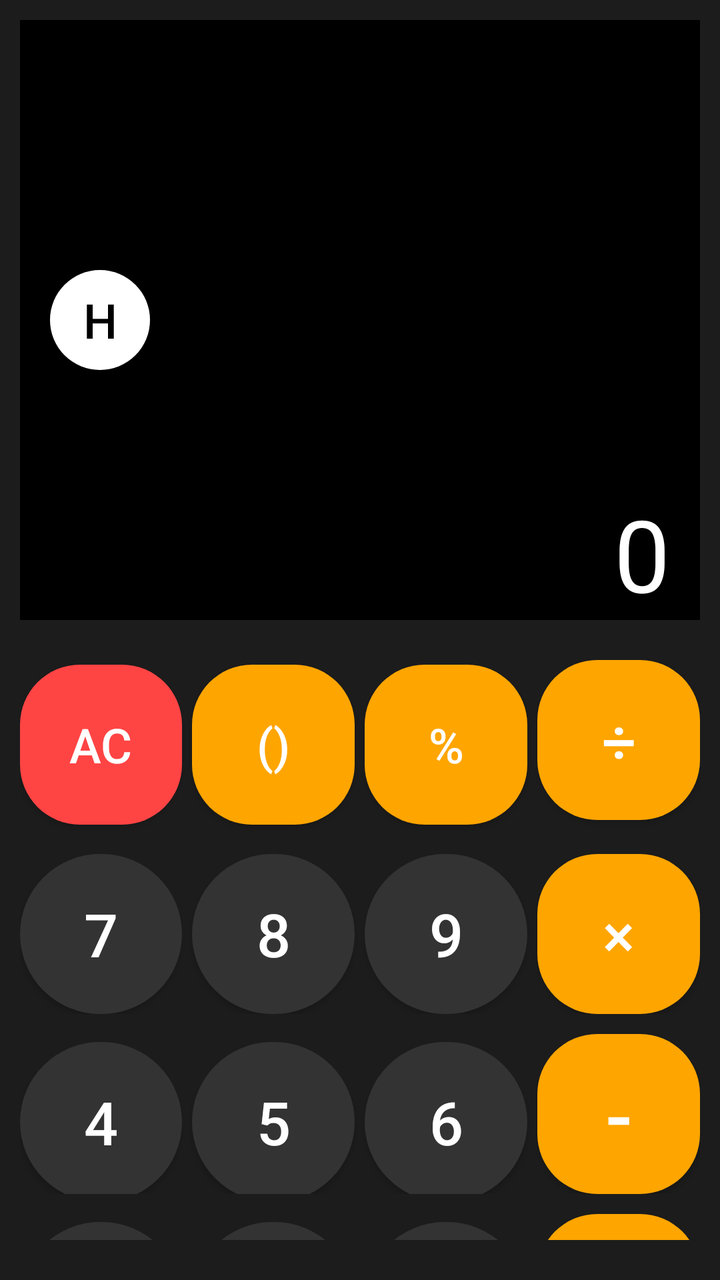
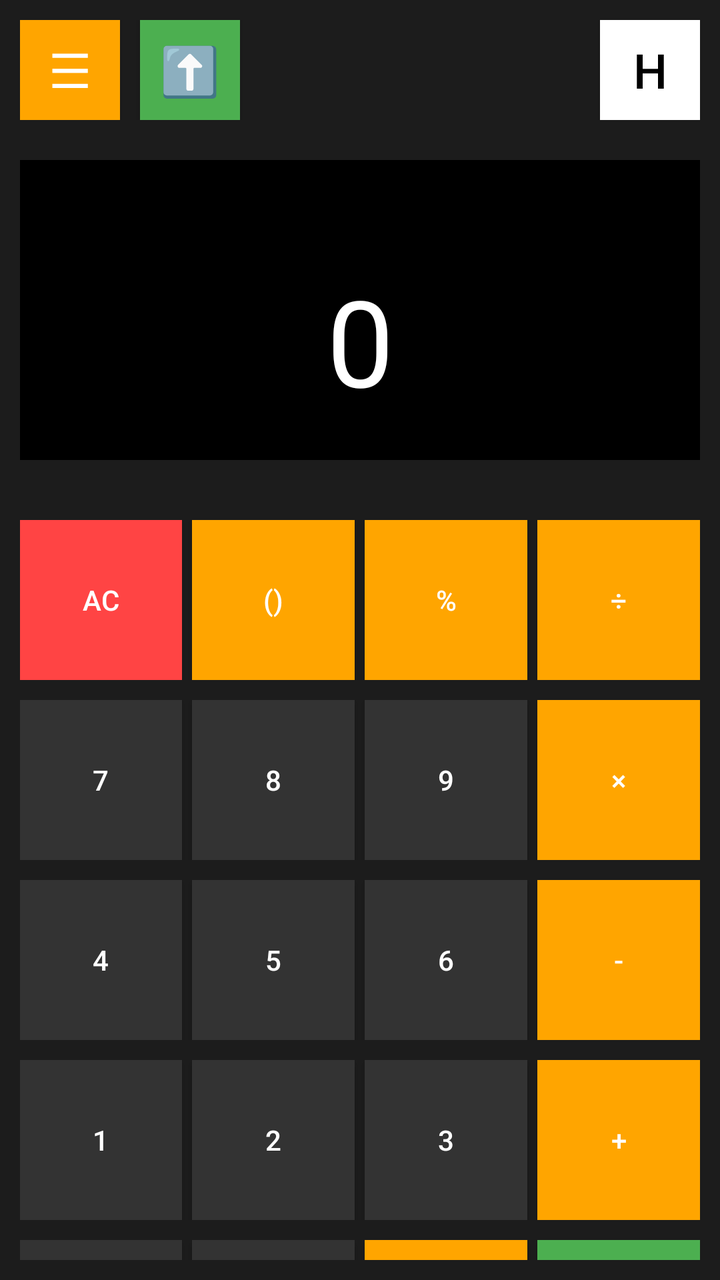

Two renders of the same Android screen: before a commit and after it. Below are the layout's source before the change and the commit's diff.
<!-- AndroidManifest.xml: application theme Theme.Calculatorpro -->
<!-- res/layout/activity_main.xml -->
<?xml version="1.0" encoding="utf-8"?>
<LinearLayout xmlns:android="http://schemas.android.com/apk/res/android"
    android:layout_width="match_parent"
    android:layout_height="match_parent"
    android:orientation="vertical"
    android:padding="10dp"
    android:background="#1C1C1C">

    
    <LinearLayout
        android:layout_width="match_parent"
        android:layout_height="300dp"
        android:orientation="horizontal"
        android:background="#000000"
        android:gravity="right|bottom"
        android:layout_marginBottom="20dp"
        android:paddingLeft="15dp"
        android:paddingRight="15dp">

        <Button
            android:id="@+id/btnHistory"
            android:layout_width="50dp"
            android:layout_height="50dp"
            android:text="H"
            android:textSize="24sp"
            android:textColor="#000000"
            android:background="@drawable/circle_history_white"
            android:layout_gravity="center_vertical"/>

        <View
            android:layout_width="0dp"
            android:layout_height="match_parent"
            android:layout_weight="1"/>

        <TextView
            android:id="@+id/display"
            android:layout_width="wrap_content"
            android:layout_height="wrap_content"
            android:text="0"
            android:textSize="50sp"
            android:textColor="#FFFFFF"
            android:gravity="right|center_vertical"/>
    </LinearLayout>

    
    <LinearLayout
        android:layout_width="match_parent"
        android:layout_height="87dp"
        android:layout_marginBottom="10dp"
        android:orientation="horizontal">

        <Button
            android:id="@+id/btnAC"
            android:layout_width="0dp"
            android:layout_height="80dp"
            android:layout_marginEnd="5dp"
            android:layout_weight="1"
            android:background="@drawable/round_button_red"
            android:text="AC"
            android:textColor="#FFFFFF"
            android:textSize="24sp" />

        <Button
            android:id="@+id/btnBracket"
            android:layout_width="0dp"
            android:layout_height="80dp"
            android:layout_marginEnd="5dp"
            android:layout_weight="1"
            android:background="@drawable/round_button_orange"
            android:text="()"
            android:textColor="#FFFFFF"
            android:textSize="24sp" />

        <Button
            android:id="@+id/btnPercent"
            android:layout_width="0dp"
            android:layout_height="80dp"
            android:layout_marginEnd="5dp"
            android:layout_weight="1"
            android:background="@drawable/round_button_orange"
            android:text="%"
            android:textColor="#FFFFFF"
            android:textSize="24sp" />

        <Button
            android:id="@+id/btnDivide"
            android:layout_width="0dp"
            android:layout_height="80dp"
            android:layout_weight="1"
            android:background="@drawable/round_button_orange"
            android:text="÷"
            android:textColor="#FFFFFF"
            android:textSize="30sp" />
    </LinearLayout>

    
    <LinearLayout
        android:layout_width="match_parent"
        android:layout_height="wrap_content"
        android:orientation="horizontal"
        android:layout_marginBottom="10dp">

        <Button
            android:id="@+id/btn7"
            android:layout_width="0dp"
            android:layout_height="80dp"
            android:layout_weight="1"
            android:text="7"
            android:textSize="30sp"
            android:textColor="#FFFFFF"
            android:background="@drawable/round_button_gray"
            android:layout_marginEnd="5dp"/>

        <Button
            android:id="@+id/btn8"
            android:layout_width="0dp"
            android:layout_height="80dp"
            android:layout_weight="1"
            android:text="8"
            android:textSize="30sp"
            android:textColor="#FFFFFF"
            android:background="@drawable/round_button_gray"
            android:layout_marginEnd="5dp"/>

        <Button
            android:id="@+id/btn9"
            android:layout_width="0dp"
            android:layout_height="80dp"
            android:layout_weight="1"
            android:text="9"
            android:textSize="30sp"
            android:textColor="#FFFFFF"
            android:background="@drawable/round_button_gray"
            android:layout_marginEnd="5dp"/>

        <Button
            android:id="@+id/btnMultiply"
            android:layout_width="0dp"
            android:layout_height="80dp"
            android:layout_weight="1"
            android:text="×"
            android:textSize="30sp"
            android:textColor="#FFFFFF"
            android:background="@drawable/round_button_orange"/>
    </LinearLayout>

    
    <LinearLayout
        android:layout_width="match_parent"
        android:layout_height="wrap_content"
        android:orientation="horizontal"
        android:layout_marginBottom="10dp">

        <Button
            android:id="@+id/btn4"
            android:layout_width="0dp"
            android:layout_height="80dp"
            android:layout_weight="1"
            android:text="4"
            android:textSize="30sp"
            android:textColor="#FFFFFF"
            android:background="@drawable/round_button_gray"
            android:layout_marginEnd="5dp"/>

        <Button
            android:id="@+id/btn5"
            android:layout_width="0dp"
            android:layout_height="80dp"
            android:layout_weight="1"
            android:text="5"
            android:textSize="30sp"
            android:textColor="#FFFFFF"
            android:background="@drawable/round_button_gray"
            android:layout_marginEnd="5dp"/>

        <Button
            android:id="@+id/btn6"
            android:layout_width="0dp"
            android:layout_height="80dp"
            android:layout_weight="1"
            android:text="6"
            android:textSize="30sp"
            android:textColor="#FFFFFF"
            android:background="@drawable/round_button_gray"
            android:layout_marginEnd="5dp"/>

        <Button
            android:id="@+id/btnSubtract"
            android:layout_width="0dp"
            android:layout_height="80dp"
            android:layout_weight="1"
            android:text="-"
            android:textSize="40sp"
            android:textColor="#FFFFFF"
            android:background="@drawable/round_button_orange"/>
    </LinearLayout>

    
    <LinearLayout
        android:layout_width="match_parent"
        android:layout_height="wrap_content"
        android:orientation="horizontal"
        android:layout_marginBottom="10dp">

        <Button
            android:id="@+id/btn1"
            android:layout_width="0dp"
            android:layout_height="80dp"
            android:layout_weight="1"
            android:text="1"
            android:textSize="30sp"
            android:textColor="#FFFFFF"
            android:background="@drawable/round_button_gray"
            android:layout_marginEnd="5dp"/>

        <Button
            android:id="@+id/btn2"
            android:layout_width="0dp"
            android:layout_height="80dp"
            android:layout_weight="1"
            android:text="2"
            android:textSize="30sp"
            android:textColor="#FFFFFF"
            android:background="@drawable/round_button_gray"
            android:layout_marginEnd="5dp"/>

        <Button
            android:id="@+id/btn3"
            android:layout_width="0dp"
            android:layout_height="80dp"
            android:layout_weight="1"
            android:text="3"
            android:textSize="30sp"
            android:textColor="#FFFFFF"
            android:background="@drawable/round_button_gray"
            android:layout_marginEnd="5dp"/>

        <Button
            android:id="@+id/btnAdd"
            android:layout_width="0dp"
            android:layout_height="80dp"
            android:layout_weight="1"
            android:text="+"
            android:textSize="40sp"
            android:textColor="#FFFFFF"
            android:background="@drawable/round_button_orange"/>
    </LinearLayout>

    
    <LinearLayout
        android:layout_width="match_parent"
        android:layout_height="wrap_content"
        android:orientation="horizontal">

        <Button
            android:id="@+id/btn0"
            android:layout_width="0dp"
            android:layout_height="80dp"
            android:layout_weight="1"
            android:text="0"
            android:textSize="30sp"
            android:textColor="#FFFFFF"
            android:background="@drawable/round_button_gray"
            android:layout_marginEnd="5dp"/>

        <Button
            android:id="@+id/btnDot"
            android:layout_width="0dp"
            android:layout_height="80dp"
            android:layout_weight="1"
            android:text="."
            android:textSize="40sp"
            android:textColor="#FFFFFF"
            android:background="@drawable/round_button_gray"
            android:layout_marginEnd="5dp"/>

        <Button
            android:id="@+id/btnBackspace"
            android:layout_width="0dp"
            android:layout_height="80dp"
            android:layout_weight="1"
            android:text="⌫"
            android:textSize="30sp"
            android:textColor="#FFFFFF"
            android:background="@drawable/round_button_orange"
            android:layout_marginEnd="5dp"/>

        <Button
            android:id="@+id/btnEquals"
            android:layout_width="0dp"
            android:layout_height="80dp"
            android:layout_weight="1"
            android:text="="
            android:textSize="40sp"
            android:textColor="#FFFFFF"
            android:background="@drawable/round_button_green"/>
    </LinearLayout>

</LinearLayout>
<!-- resources referenced by this layout -->
<resources>
  <!-- drawable circle_history_white (drawable) -->
  <?xml version="1.0" encoding="utf-8"?>
  <shape xmlns:android="http://schemas.android.com/apk/res/android"
      android:shape="oval">
      <solid android:color="#FFFFFF" />
      <size android:width="50dp" android:height="50dp" />
  </shape>
  <!-- drawable round_button_gray (drawable) -->
  <?xml version="1.0" encoding="utf-8"?>
  <shape xmlns:android="http://schemas.android.com/apk/res/android">
      <solid android:color="#333333" />
      <corners android:radius="50dp" />
  </shape>
  <!-- drawable round_button_green (drawable) -->
  <?xml version="1.0" encoding="utf-8"?>
  <shape xmlns:android="http://schemas.android.com/apk/res/android">
      <solid android:color="#4CAF50" />
      <corners android:radius="30dp" />
  </shape>
  <!-- drawable round_button_orange (drawable) -->
  <?xml version="1.0" encoding="utf-8"?>
  <shape xmlns:android="http://schemas.android.com/apk/res/android">
      <solid android:color="#FFA500" />
      <corners android:radius="30dp" />
  </shape>
  <!-- drawable round_button_red (drawable) -->
  <?xml version="1.0" encoding="utf-8"?>
  <shape xmlns:android="http://schemas.android.com/apk/res/android">
      <solid android:color="#FF4444" />
      <corners android:radius="30dp" />
  </shape>
  <style name="Theme.Calculatorpro" parent="Base.Theme.Calculatorpro" />
  <style name="Base.Theme.Calculatorpro" parent="Theme.Material3.DayNight.NoActionBar">
          
          
      </style>
</resources>

<!-- the commit's change to res/layout/activity_main.xml (unified diff, before → after) -->
@@ -9,13 +9,35 @@
     
     <LinearLayout
         android:layout_width="match_parent"
-        android:layout_height="300dp"
+        android:layout_height="wrap_content"
         android:orientation="horizontal"
-        android:background="#000000"
-        android:gravity="right|bottom"
         android:layout_marginBottom="20dp"
-        android:paddingLeft="15dp"
-        android:paddingRight="15dp">
+        android:gravity="center_vertical">
+
+        <Button
+            android:id="@+id/btnMenu"
+            android:layout_width="50dp"
+            android:layout_height="50dp"
+            android:text="☰"
+            android:textSize="24sp"
+            android:textColor="#FFFFFF"
+            android:background="#FFA500"
+            android:layout_marginEnd="10dp"/>
+
+        <Button
+            android:id="@+id/btnScientific"
+            android:layout_width="50dp"
+            android:layout_height="50dp"
+            android:text="⬆️"
+            android:textSize="24sp"
+            android:textColor="#FFFFFF"
+            android:background="#4CAF50"
+            android:layout_marginEnd="10dp"/>
+
+        <View
+            android:layout_width="0dp"
+            android:layout_height="match_parent"
+            android:layout_weight="1"/>
 
         <Button
             android:id="@+id/btnHistory"
@@ -24,276 +46,87 @@
             android:text="H"
             android:textSize="24sp"
             android:textColor="#000000"
-            android:background="@drawable/circle_history_white"
-            android:layout_gravity="center_vertical"/>
-
-        <View
-            android:layout_width="0dp"
-            android:layout_height="match_parent"
-            android:layout_weight="1"/>
-
-        <TextView
-            android:id="@+id/display"
-            android:layout_width="wrap_content"
-            android:layout_height="wrap_content"
-            android:text="0"
-            android:textSize="50sp"
-            android:textColor="#FFFFFF"
-            android:gravity="right|center_vertical"/>
+            android:background="#FFFFFF"/>
     </LinearLayout>
 
     
-    <LinearLayout
+    <TextView
+        android:id="@+id/display"
         android:layout_width="match_parent"
-        android:layout_height="87dp"
-        android:layout_marginBottom="10dp"
-        android:orientation="horizontal">
-
-        <Button
-            android:id="@+id/btnAC"
-            android:layout_width="0dp"
-            android:layout_height="80dp"
-            android:layout_marginEnd="5dp"
-            android:layout_weight="1"
-            android:background="@drawable/round_button_red"
-            android:text="AC"
-            android:textColor="#FFFFFF"
-            android:textSize="24sp" />
-
-        <Button
-            android:id="@+id/btnBracket"
-            android:layout_width="0dp"
-            android:layout_height="80dp"
-            android:layout_marginEnd="5dp"
-            android:layout_weight="1"
-            android:background="@drawable/round_button_orange"
-            android:text="()"
-            android:textColor="#FFFFFF"
-            android:textSize="24sp" />
-
-        <Button
-            android:id="@+id/btnPercent"
-            android:layout_width="0dp"
-            android:layout_height="80dp"
-            android:layout_marginEnd="5dp"
-            android:layout_weight="1"
-            android:background="@drawable/round_button_orange"
-            android:text="%"
-            android:textColor="#FFFFFF"
-            android:textSize="24sp" />
-
-        <Button
-            android:id="@+id/btnDivide"
-            android:layout_width="0dp"
-            android:layout_height="80dp"
-            android:layout_weight="1"
-            android:background="@drawable/round_button_orange"
-            android:text="÷"
-            android:textColor="#FFFFFF"
-            android:textSize="30sp" />
-    </LinearLayout>
+        android:layout_height="150dp"
+        android:text="0"
+        android:textSize="60sp"
+        android:textColor="#FFFFFF"
+        android:gravity="center|bottom"
+        android:padding="20dp"
+        android:background="#000000"
+        android:layout_marginBottom="30dp"/>
 
     
     <LinearLayout
         android:layout_width="match_parent"
         android:layout_height="wrap_content"
-        android:orientation="horizontal"
-        android:layout_marginBottom="10dp">
+        android:orientation="vertical">
 
-        <Button
-            android:id="@+id/btn7"
-            android:layout_width="0dp"
-            android:layout_height="80dp"
-            android:layout_weight="1"
-            android:text="7"
-            android:textSize="30sp"
-            android:textColor="#FFFFFF"
-            android:background="@drawable/round_button_gray"
-            android:layout_marginEnd="5dp"/>
+        
+        <LinearLayout
+            android:layout_width="match_parent"
+            android:layout_height="wrap_content"
+            android:orientation="horizontal"
+            android:layout_marginBottom="10dp">
+            <Button android:id="@+id/btnAC" android:layout_width="0dp" android:layout_height="80dp" android:layout_weight="1" android:text="AC" android:textColor="#FFFFFF" android:background="#FF4444" android:layout_marginEnd="5dp"/>
+            <Button android:id="@+id/btnBracket" android:layout_width="0dp" android:layout_height="80dp" android:layout_weight="1" android:text="()" android:textColor="#FFFFFF" android:background="#FFA500" android:layout_marginEnd="5dp"/>
+            <Button android:id="@+id/btnPercent" android:layout_width="0dp" android:layout_height="80dp" android:layout_weight="1" android:text="%" android:textColor="#FFFFFF" android:background="#FFA500" android:layout_marginEnd="5dp"/>
+            <Button android:id="@+id/btnDivide" android:layout_width="0dp" android:layout_height="80dp" android:layout_weight="1" android:text="÷" android:textColor="#FFFFFF" android:background="#FFA500"/>
+        </LinearLayout>
 
-        <Button
-            android:id="@+id/btn8"
-            android:layout_width="0dp"
-            android:layout_height="80dp"
-            android:layout_weight="1"
-            android:text="8"
-            android:textSize="30sp"
-            android:textColor="#FFFFFF"
-            android:background="@drawable/round_button_gray"
-            android:layout_marginEnd="5dp"/>
+        
+        <LinearLayout
+            android:layout_width="match_parent"
+            android:layout_height="wrap_content"
+            android:orientation="horizontal"
+            android:layout_marginBottom="10dp">
+            <Button android:id="@+id/btn7" android:layout_width="0dp" android:layout_height="80dp" android:layout_weight="1" android:text="7" android:textColor="#FFFFFF" android:background="#333333" android:layout_marginEnd="5dp"/>
+            <Button android:id="@+id/btn8" android:layout_width="0dp" android:layout_height="80dp" android:layout_weight="1" android:text="8" android:textColor="#FFFFFF" android:background="#333333" android:layout_marginEnd="5dp"/>
+            <Button android:id="@+id/btn9" android:layout_width="0dp" android:layout_height="80dp" android:layout_weight="1" android:text="9" android:textColor="#FFFFFF" android:background="#333333" android:layout_marginEnd="5dp"/>
+            <Button android:id="@+id/btnMultiply" android:layout_width="0dp" android:layout_height="80dp" android:layout_weight="1" android:text="×" android:textColor="#FFFFFF" android:background="#FFA500"/>
+        </LinearLayout>
 
-        <Button
-            android:id="@+id/btn9"
-            android:layout_width="0dp"
-            android:layout_height="80dp"
-            android:layout_weight="1"
-            android:text="9"
-            android:textSize="30sp"
-            android:textColor="#FFFFFF"
-            android:background="@drawable/round_button_gray"
-            android:layout_marginEnd="5dp"/>
+        
+        <LinearLayout
+            android:layout_width="match_parent"
+            android:layout_height="wrap_content"
+            android:orientation="horizontal"
+            android:layout_marginBottom="10dp">
+            <Button android:id="@+id/btn4" android:layout_width="0dp" android:layout_height="80dp" android:layout_weight="1" android:text="4" android:textColor="#FFFFFF" android:background="#333333" android:layout_marginEnd="5dp"/>
+            <Button android:id="@+id/btn5" android:layout_width="0dp" android:layout_height="80dp" android:layout_weight="1" android:text="5" android:textColor="#FFFFFF" android:background="#333333" android:layout_marginEnd="5dp"/>
+            <Button android:id="@+id/btn6" android:layout_width="0dp" android:layout_height="80dp" android:layout_weight="1" android:text="6" android:textColor="#FFFFFF" android:background="#333333" android:layout_marginEnd="5dp"/>
+            <Button android:id="@+id/btnSubtract" android:layout_width="0dp" android:layout_height="80dp" android:layout_weight="1" android:text="-" android:textColor="#FFFFFF" android:background="#FFA500"/>
+        </LinearLayout>
 
-        <Button
-            android:id="@+id/btnMultiply"
-            android:layout_width="0dp"
-            android:layout_height="80dp"
-            android:layout_weight="1"
-            android:text="×"
-            android:textSize="30sp"
-            android:textColor="#FFFFFF"
-            android:background="@drawable/round_button_orange"/>
-    </LinearLayout>
+        
+        <LinearLayout
+            android:layout_width="match_parent"
+            android:layout_height="wrap_content"
+            android:orientation="horizontal"
+            android:layout_marginBottom="10dp">
+            <Button android:id="@+id/btn1" android:layout_width="0dp" android:layout_height="80dp" android:layout_weight="1" android:text="1" android:textColor="#FFFFFF" android:background="#333333" android:layout_marginEnd="5dp"/>
+            <Button android:id="@+id/btn2" android:layout_width="0dp" android:layout_height="80dp" android:layout_weight="1" android:text="2" android:textColor="#FFFFFF" android:background="#333333" android:layout_marginEnd="5dp"/>
+            <Button android:id="@+id/btn3" android:layout_width="0dp" android:layout_height="80dp" android:layout_weight="1" android:text="3" android:textColor="#FFFFFF" android:background="#333333" android:layout_marginEnd="5dp"/>
+            <Button android:id="@+id/btnAdd" android:layout_width="0dp" android:layout_height="80dp" android:layout_weight="1" android:text="+" android:textColor="#FFFFFF" android:background="#FFA500"/>
+        </LinearLayout>
 
-    
-    <LinearLayout
-        android:layout_width="match_parent"
-        android:layout_height="wrap_content"
-        android:orientation="horizontal"
-        android:layout_marginBottom="10dp">
+        
+        <LinearLayout
+            android:layout_width="match_parent"
+            android:layout_height="wrap_content"
+            android:orientation="horizontal">
+            <Button android:id="@+id/btn0" android:layout_width="0dp" android:layout_height="80dp" android:layout_weight="1" android:text="0" android:textColor="#FFFFFF" android:background="#333333" android:layout_marginEnd="5dp"/>
+            <Button android:id="@+id/btnDot" android:layout_width="0dp" android:layout_height="80dp" android:layout_weight="1" android:text="." android:textColor="#FFFFFF" android:background="#333333" android:layout_marginEnd="5dp"/>
+            <Button android:id="@+id/btnBackspace" android:layout_width="0dp" android:layout_height="80dp" android:layout_weight="1" android:text="⌫" android:textColor="#FFFFFF" android:background="#FFA500" android:layout_marginEnd="5dp"/>
+            <Button android:id="@+id/btnEquals" android:layout_width="0dp" android:layout_height="80dp" android:layout_weight="1" android:text="=" android:textColor="#FFFFFF" android:background="#4CAF50"/>
+        </LinearLayout>
 
-        <Button
-            android:id="@+id/btn4"
-            android:layout_width="0dp"
-            android:layout_height="80dp"
-            android:layout_weight="1"
-            android:text="4"
-            android:textSize="30sp"
-            android:textColor="#FFFFFF"
-            android:background="@drawable/round_button_gray"
-            android:layout_marginEnd="5dp"/>
-
-        <Button
-            android:id="@+id/btn5"
-            android:layout_width="0dp"
-            android:layout_height="80dp"
-            android:layout_weight="1"
-            android:text="5"
-            android:textSize="30sp"
-            android:textColor="#FFFFFF"
-            android:background="@drawable/round_button_gray"
-            android:layout_marginEnd="5dp"/>
-
-        <Button
-            android:id="@+id/btn6"
-            android:layout_width="0dp"
-            android:layout_height="80dp"
-            android:layout_weight="1"
-            android:text="6"
-            android:textSize="30sp"
-            android:textColor="#FFFFFF"
-            android:background="@drawable/round_button_gray"
-            android:layout_marginEnd="5dp"/>
-
-        <Button
-            android:id="@+id/btnSubtract"
-            android:layout_width="0dp"
-            android:layout_height="80dp"
-            android:layout_weight="1"
-            android:text="-"
-            android:textSize="40sp"
-            android:textColor="#FFFFFF"
-            android:background="@drawable/round_button_orange"/>
-    </LinearLayout>
-
-    
-    <LinearLayout
-        android:layout_width="match_parent"
-        android:layout_height="wrap_content"
-        android:orientation="horizontal"
-        android:layout_marginBottom="10dp">
-
-        <Button
-            android:id="@+id/btn1"
-            android:layout_width="0dp"
-            android:layout_height="80dp"
-            android:layout_weight="1"
-            android:text="1"
-            android:textSize="30sp"
-            android:textColor="#FFFFFF"
-            android:background="@drawable/round_button_gray"
-            android:layout_marginEnd="5dp"/>
-
-        <Button
-            android:id="@+id/btn2"
-            android:layout_width="0dp"
-            android:layout_height="80dp"
-            android:layout_weight="1"
-            android:text="2"
-            android:textSize="30sp"
-            android:textColor="#FFFFFF"
-            android:background="@drawable/round_button_gray"
-            android:layout_marginEnd="5dp"/>
-
-        <Button
-            android:id="@+id/btn3"
-            android:layout_width="0dp"
-            android:layout_height="80dp"
-            android:layout_weight="1"
-            android:text="3"
-            android:textSize="30sp"
-            android:textColor="#FFFFFF"
-            android:background="@drawable/round_button_gray"
-            android:layout_marginEnd="5dp"/>
-
-        <Button
-            android:id="@+id/btnAdd"
-            android:layout_width="0dp"
-            android:layout_height="80dp"
-            android:layout_weight="1"
-            android:text="+"
-            android:textSize="40sp"
-            android:textColor="#FFFFFF"
-            android:background="@drawable/round_button_orange"/>
-    </LinearLayout>
-
-    
-    <LinearLayout
-        android:layout_width="match_parent"
-        android:layout_height="wrap_content"
-        android:orientation="horizontal">
-
-        <Button
-            android:id="@+id/btn0"
-            android:layout_width="0dp"
-            android:layout_height="80dp"
-            android:layout_weight="1"
-            android:text="0"
-            android:textSize="30sp"
-            android:textColor="#FFFFFF"
-            android:background="@drawable/round_button_gray"
-            android:layout_marginEnd="5dp"/>
-
-        <Button
-            android:id="@+id/btnDot"
-            android:layout_width="0dp"
-            android:layout_height="80dp"
-            android:layout_weight="1"
-            android:text="."
-            android:textSize="40sp"
-            android:textColor="#FFFFFF"
-            android:background="@drawable/round_button_gray"
-            android:layout_marginEnd="5dp"/>
-
-        <Button
-            android:id="@+id/btnBackspace"
-            android:layout_width="0dp"
-            android:layout_height="80dp"
-            android:layout_weight="1"
-            android:text="⌫"
-            android:textSize="30sp"
-            android:textColor="#FFFFFF"
-            android:background="@drawable/round_button_orange"
-            android:layout_marginEnd="5dp"/>
-
-        <Button
-            android:id="@+id/btnEquals"
-            android:layout_width="0dp"
-            android:layout_height="80dp"
-            android:layout_weight="1"
-            android:text="="
-            android:textSize="40sp"
-            android:textColor="#FFFFFF"
-            android:background="@drawable/round_button_green"/>
     </LinearLayout>
 
 </LinearLayout>
<!-- resource entries referenced after the edit -->
@@ -1,36 +1,5 @@
 <!-- resources referenced by this layout -->
 <resources>
-  <!-- drawable circle_history_white (drawable) -->
-  <?xml version="1.0" encoding="utf-8"?>
-  <shape xmlns:android="http://schemas.android.com/apk/res/android"
-      android:shape="oval">
-      <solid android:color="#FFFFFF" />
-      <size android:width="50dp" android:height="50dp" />
-  </shape>
-  <!-- drawable round_button_gray (drawable) -->
-  <?xml version="1.0" encoding="utf-8"?>
-  <shape xmlns:android="http://schemas.android.com/apk/res/android">
-      <solid android:color="#333333" />
-      <corners android:radius="50dp" />
-  </shape>
-  <!-- drawable round_button_green (drawable) -->
-  <?xml version="1.0" encoding="utf-8"?>
-  <shape xmlns:android="http://schemas.android.com/apk/res/android">
-      <solid android:color="#4CAF50" />
-      <corners android:radius="30dp" />
-  </shape>
-  <!-- drawable round_button_orange (drawable) -->
-  <?xml version="1.0" encoding="utf-8"?>
-  <shape xmlns:android="http://schemas.android.com/apk/res/android">
-      <solid android:color="#FFA500" />
-      <corners android:radius="30dp" />
-  </shape>
-  <!-- drawable round_button_red (drawable) -->
-  <?xml version="1.0" encoding="utf-8"?>
-  <shape xmlns:android="http://schemas.android.com/apk/res/android">
-      <solid android:color="#FF4444" />
-      <corners android:radius="30dp" />
-  </shape>
   <style name="Theme.Calculatorpro" parent="Base.Theme.Calculatorpro" />
   <style name="Base.Theme.Calculatorpro" parent="Theme.Material3.DayNight.NoActionBar">
           
